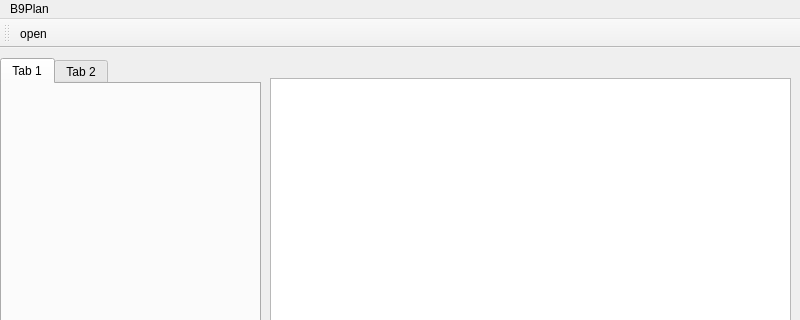
Qt form B9Creator/b9plan.ui (B9Creations/B9Creator) before a commit; both pictures show x 0 to 800 and y 0 to 320 of the 800 by 600 pixel window.
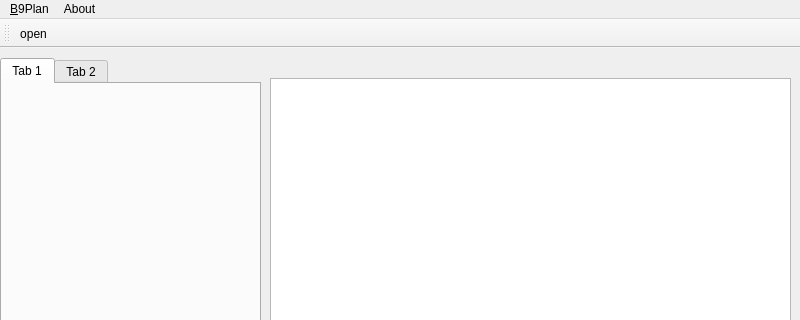
The same form after that commit.

The edit to the form file:
```diff
--- a/B9Creator/b9plan.ui
+++ b/B9Creator/b9plan.ui
@@ -59,12 +59,19 @@
    </property>
    <widget class="QMenu" name="menuB9Plan">
     <property name="title">
-     <string>B9Plan</string>
+     <string>&amp;B9Plan</string>
     </property>
     <addaction name="actionOpen_2"/>
     <addaction name="actionClose"/>
    </widget>
+   <widget class="QMenu" name="menuAbout">
+    <property name="title">
+     <string>About</string>
+    </property>
+    <addaction name="actionContext"/>
+   </widget>
    <addaction name="menuB9Plan"/>
+   <addaction name="menuAbout"/>
   </widget>
   <widget class="QStatusBar" name="statusbar"/>
   <widget class="QToolBar" name="toolBar">
```
Left out of the diff: 30 changed lines with no effect on the pictures.
